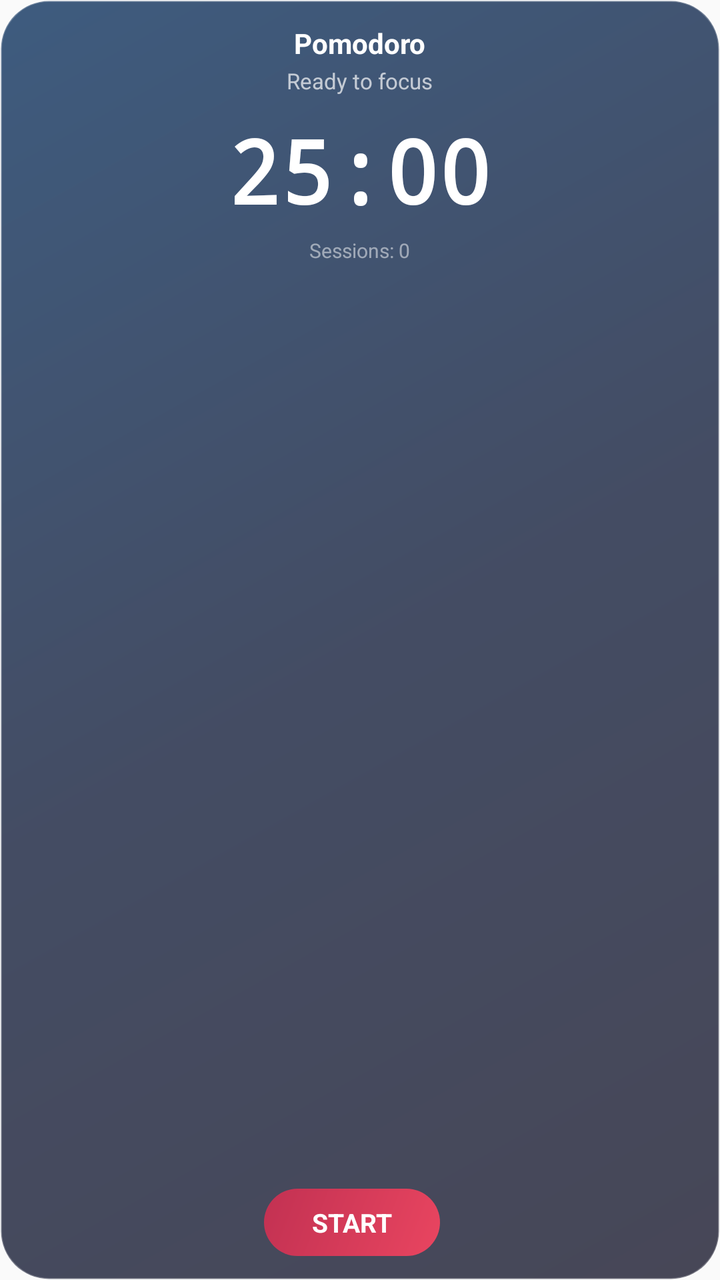
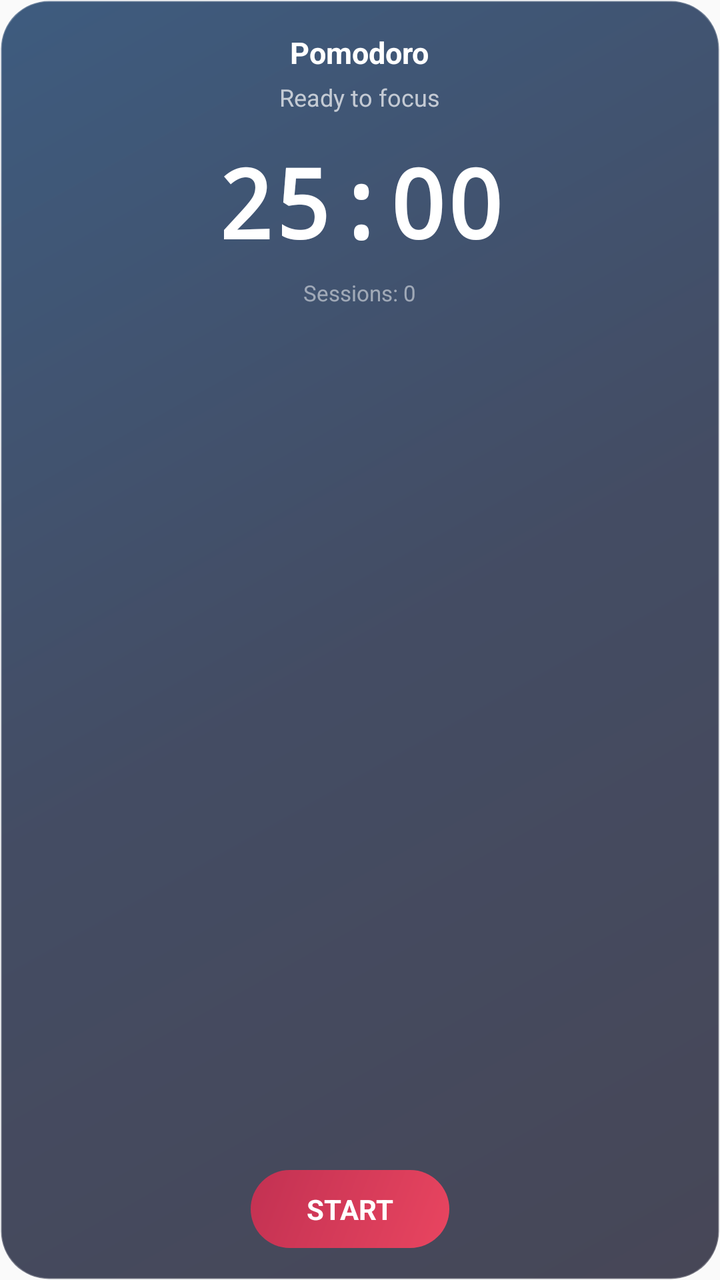

Two renders of the same Android screen: before a commit and after it. Below are the layout's source before the change and the commit's diff.
<!-- AndroidManifest.xml: application theme Theme.DailyTrack -->
<!-- res/layout/widget_pomodoro.xml -->
<?xml version="1.0" encoding="utf-8"?>
<RelativeLayout xmlns:android="http://schemas.android.com/apk/res/android"
    android:id="@+id/widget_pom_root"
    android:layout_width="match_parent"
    android:layout_height="match_parent"
    android:background="@drawable/widget_background"
    android:padding="12dp">

    <TextView
        android:id="@+id/widget_pom_title"
        android:layout_width="wrap_content"
        android:layout_height="wrap_content"
        android:layout_alignParentTop="true"
        android:layout_centerHorizontal="true"
        android:text="Pomodoro"
        android:textColor="#FFFFFF"
        android:textSize="14sp"
        android:textStyle="bold" />

    <TextView
        android:id="@+id/widget_pom_status"
        android:layout_width="wrap_content"
        android:layout_height="wrap_content"
        android:layout_below="@id/widget_pom_title"
        android:layout_centerHorizontal="true"
        android:layout_marginTop="2dp"
        android:text="Ready to focus"
        android:textColor="#B0FFFFFF"
        android:textSize="11sp" />

    <TextView
        android:id="@+id/widget_pom_timer"
        android:layout_width="wrap_content"
        android:layout_height="wrap_content"
        android:layout_below="@id/widget_pom_status"
        android:layout_centerHorizontal="true"
        android:layout_marginTop="8dp"
        android:text="25:00"
        android:textColor="#FFFFFF"
        android:textSize="44sp"
        android:textStyle="bold"
        android:fontFamily="monospace" />

    <TextView
        android:id="@+id/widget_pom_session_count"
        android:layout_width="wrap_content"
        android:layout_height="wrap_content"
        android:layout_below="@id/widget_pom_timer"
        android:layout_centerHorizontal="true"
        android:layout_marginTop="4dp"
        android:text="Sessions: 0"
        android:textColor="#80FFFFFF"
        android:textSize="10sp" />

    <LinearLayout
        android:layout_width="match_parent"
        android:layout_height="wrap_content"
        android:layout_alignParentBottom="true"
        android:layout_centerHorizontal="true"
        android:gravity="center"
        android:orientation="horizontal">

        <TextView
            android:id="@+id/widget_pom_btn_start"
            android:layout_width="wrap_content"
            android:layout_height="wrap_content"
            android:background="@drawable/widget_button_background"
            android:paddingHorizontal="24dp"
            android:paddingVertical="8dp"
            android:text="START"
            android:textColor="#FFFFFF"
            android:textSize="13sp"
            android:textStyle="bold"
            android:layout_marginEnd="8dp" />

        <TextView
            android:id="@+id/widget_pom_btn_stop"
            android:layout_width="wrap_content"
            android:layout_height="wrap_content"
            android:background="@drawable/widget_button_stop_background"
            android:paddingHorizontal="24dp"
            android:paddingVertical="8dp"
            android:text="STOP"
            android:textColor="#FFFFFF"
            android:textSize="13sp"
            android:textStyle="bold"
            android:visibility="gone" />

        <TextView
            android:id="@+id/widget_pom_btn_reset"
            android:layout_width="wrap_content"
            android:layout_height="wrap_content"
            android:background="@drawable/widget_button_background"
            android:paddingHorizontal="24dp"
            android:paddingVertical="8dp"
            android:text="RESET"
            android:textColor="#FFFFFF"
            android:textSize="13sp"
            android:textStyle="bold"
            android:visibility="gone" />
    </LinearLayout>

</RelativeLayout>
<!-- resources referenced by this layout -->
<resources>
  <!-- drawable widget_background (drawable) -->
  <?xml version="1.0" encoding="utf-8"?>
  <shape xmlns:android="http://schemas.android.com/apk/res/android"
      android:shape="rectangle">
      <gradient
          android:startColor="#CC1A1A2E"
          android:centerColor="#CC16213E"
          android:endColor="#CC0F3460"
          android:angle="135" />
      <corners android:radius="24dp" />
      <stroke
          android:width="1dp"
          android:color="#40FFFFFF" />
  </shape>
  <!-- drawable widget_button_background (drawable) -->
  <?xml version="1.0" encoding="utf-8"?>
  <shape xmlns:android="http://schemas.android.com/apk/res/android"
      android:shape="rectangle">
      <gradient
          android:startColor="#E94560"
          android:endColor="#C23152"
          android:angle="135" />
      <corners android:radius="20dp" />
  </shape>
  <!-- drawable widget_button_stop_background (drawable) -->
  <?xml version="1.0" encoding="utf-8"?>
  <shape xmlns:android="http://schemas.android.com/apk/res/android"
      android:shape="rectangle">
      <gradient
          android:startColor="#FF6B6B"
          android:endColor="#EE5A5A"
          android:angle="135" />
      <corners android:radius="20dp" />
  </shape>
  <style name="Theme.DailyTrack" parent="android:Theme.Material.Light.NoActionBar">
          <item name="android:statusBarColor">@android:color/transparent</item>
          <item name="android:navigationBarColor">@android:color/transparent</item>
          <item name="android:windowLightStatusBar">true</item>
      </style>
</resources>

<!-- the commit's change to res/layout/widget_pomodoro.xml (unified diff, before → after) -->
@@ -4,7 +4,7 @@
     android:layout_width="match_parent"
     android:layout_height="match_parent"
     android:background="@drawable/widget_background"
-    android:padding="12dp">
+    android:padding="16dp">
 
     <TextView
         android:id="@+id/widget_pom_title"
@@ -14,7 +14,7 @@
         android:layout_centerHorizontal="true"
         android:text="Pomodoro"
         android:textColor="#FFFFFF"
-        android:textSize="14sp"
+        android:textSize="15sp"
         android:textStyle="bold" />
 
     <TextView
@@ -23,10 +23,10 @@
         android:layout_height="wrap_content"
         android:layout_below="@id/widget_pom_title"
         android:layout_centerHorizontal="true"
-        android:layout_marginTop="2dp"
+        android:layout_marginTop="4dp"
         android:text="Ready to focus"
         android:textColor="#B0FFFFFF"
-        android:textSize="11sp" />
+        android:textSize="12sp" />
 
     <TextView
         android:id="@+id/widget_pom_timer"
@@ -34,10 +34,10 @@
         android:layout_height="wrap_content"
         android:layout_below="@id/widget_pom_status"
         android:layout_centerHorizontal="true"
-        android:layout_marginTop="8dp"
+        android:layout_marginTop="12dp"
         android:text="25:00"
         android:textColor="#FFFFFF"
-        android:textSize="44sp"
+        android:textSize="48sp"
         android:textStyle="bold"
         android:fontFamily="monospace" />
 
@@ -47,10 +47,10 @@
         android:layout_height="wrap_content"
         android:layout_below="@id/widget_pom_timer"
         android:layout_centerHorizontal="true"
-        android:layout_marginTop="4dp"
+        android:layout_marginTop="6dp"
         android:text="Sessions: 0"
         android:textColor="#80FFFFFF"
-        android:textSize="10sp" />
+        android:textSize="11sp" />
 
     <LinearLayout
         android:layout_width="match_parent"
@@ -65,24 +65,24 @@
             android:layout_width="wrap_content"
             android:layout_height="wrap_content"
             android:background="@drawable/widget_button_background"
-            android:paddingHorizontal="24dp"
-            android:paddingVertical="8dp"
+            android:paddingHorizontal="28dp"
+            android:paddingVertical="10dp"
             android:text="START"
             android:textColor="#FFFFFF"
-            android:textSize="13sp"
+            android:textSize="14sp"
             android:textStyle="bold"
-            android:layout_marginEnd="8dp" />
+            android:layout_marginEnd="10dp" />
 
         <TextView
             android:id="@+id/widget_pom_btn_stop"
             android:layout_width="wrap_content"
             android:layout_height="wrap_content"
             android:background="@drawable/widget_button_stop_background"
-            android:paddingHorizontal="24dp"
-            android:paddingVertical="8dp"
+            android:paddingHorizontal="28dp"
+            android:paddingVertical="10dp"
             android:text="STOP"
             android:textColor="#FFFFFF"
-            android:textSize="13sp"
+            android:textSize="14sp"
             android:textStyle="bold"
             android:visibility="gone" />
 
@@ -91,11 +91,11 @@
             android:layout_width="wrap_content"
             android:layout_height="wrap_content"
             android:background="@drawable/widget_button_background"
-            android:paddingHorizontal="24dp"
-            android:paddingVertical="8dp"
+            android:paddingHorizontal="28dp"
+            android:paddingVertical="10dp"
             android:text="RESET"
             android:textColor="#FFFFFF"
-            android:textSize="13sp"
+            android:textSize="14sp"
             android:textStyle="bold"
             android:visibility="gone" />
     </LinearLayout>
